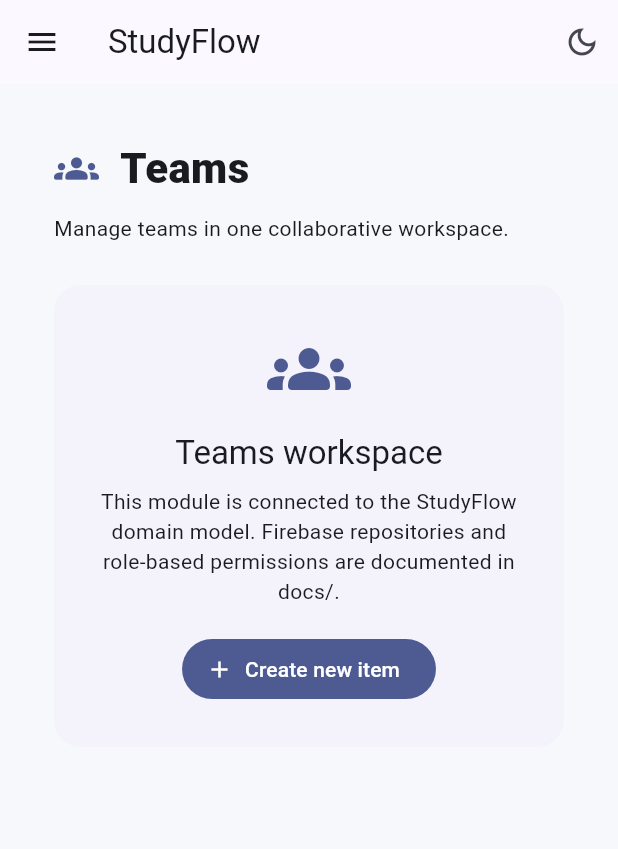
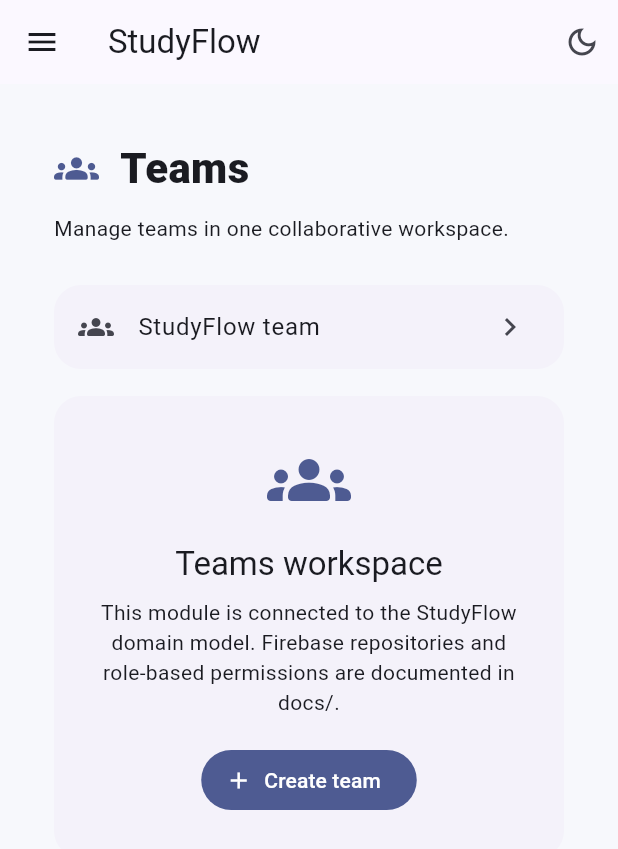
Before and after one commit to Larouu/StudyFlow, a Flutter app: the screen it shows after launch, in the side drawer, after a tap on "Teams", on a phone screen of 412 x 824 dp. Shown: the top 849 px of the screen. Run offline on Flutter 3.47's test engine with Material 3 defaults, Android fonts, the phone set to English and light mode, and no system bars.

Commit message:
feat(ui): enable local team and project creation
Co-authored-by: Copilot <223556219+Copilot@users.noreply.github.com>

```diff
--- a/lib/main.dart
+++ b/lib/main.dart
@@ -41,6 +41,8 @@ class StudyFlowShell extends StatefulWidget {
 class _StudyFlowShellState extends State<StudyFlowShell> {
   int _selectedIndex = 0;
   bool _darkMode = false;
+  final List<String> _teams = ['StudyFlow team'];
+  final List<String> _projects = ['StudyFlow mobile app'];
 
   static const _modules = <ModuleItem>[
     ModuleItem('Overview', Icons.grid_view_rounded),
@@ -86,8 +88,19 @@ class _StudyFlowShellState extends State<StudyFlowShell> {
             if (!isCompact) _buildRail(context),
             Expanded(
               child: _selectedIndex == 0
-                  ? _Dashboard(onOpenModule: _selectModule)
-                  : ModulePage(module: _modules[_selectedIndex]),
+                  ? _Dashboard(
+                      onOpenModule: _selectModule,
+                      onCreateProject: _createProject,
+                    )
+                  : ModulePage(
+                      module: _modules[_selectedIndex],
+                      items: _selectedIndex == 1 ? _teams : _projects,
+                      onCreate: _selectedIndex == 1
+                          ? _createTeam
+                          : _selectedIndex == 2
+                          ? _createProject
+                          : null,
+                    ),
             ),
           ],
         ),
@@ -180,12 +193,53 @@ class _StudyFlowShellState extends State<StudyFlowShell> {
   }
 
   void _selectModule(int index) => setState(() => _selectedIndex = index);
+
+  Future<void> _createTeam() async {
+    final name = await _askForName('Create a team', 'Team name');
+    if (name != null) setState(() => _teams.add(name));
+  }
+
+  Future<void> _createProject() async {
+    final name = await _askForName('Create a project', 'Project name');
+    if (name != null) setState(() => _projects.add(name));
+  }
+
+  Future<String?> _askForName(String title, String label) async {
+    final controller = TextEditingController();
+    final result = await showDialog<String>(
+      context: context,
+      builder: (context) => AlertDialog(
+        title: Text(title),
+        content: TextField(
+          controller: controller,
+          autofocus: true,
+          decoration: InputDecoration(labelText: label),
+        ),
+        actions: [
+          TextButton(
+            onPressed: () => Navigator.pop(context),
+            child: const Text('Cancel'),
+          ),
+          FilledButton(
+            onPressed: () {
+              if (controller.text.trim().isNotEmpty) {
+                Navigator.pop(context, controller.text.trim());
+              }
+            },
+            child: const Text('Create'),
+          ),
+        ],
+      ),
+    );
+    return result;
+  }
 }
 
 class _Dashboard extends StatelessWidget {
-  const _Dashboard({required this.onOpenModule});
+  const _Dashboard({required this.onOpenModule, required this.onCreateProject});
 
   final ValueChanged<int> onOpenModule;
+  final VoidCallback onCreateProject;
 
   @override
   Widget build(BuildContext context) {
@@ -212,9 +266,9 @@ class _Dashboard extends StatelessWidget {
             ),
             if (width >= 600)
               FilledButton.icon(
-                onPressed: null,
-                icon: Icon(Icons.add),
-                label: Text('New item'),
+                onPressed: onCreateProject,
+                icon: const Icon(Icons.add),
+                label: const Text('New project'),
               ),
           ],
         ),
@@ -351,9 +405,16 @@ class _Dashboard extends StatelessWidget {
 }
 
 class ModulePage extends StatelessWidget {
-  const ModulePage({required this.module, super.key});
+  const ModulePage({
+    required this.module,
+    required this.items,
+    this.onCreate,
+    super.key,
+  });
 
   final ModuleItem module;
+  final List<String> items;
+  final VoidCallback? onCreate;
 
   @override
   Widget build(BuildContext context) {
@@ -379,6 +440,20 @@ class ModulePage extends StatelessWidget {
           'Manage ${module.name.toLowerCase()} in one collaborative workspace.',
         ),
         const SizedBox(height: 28),
+        if (items.isNotEmpty)
+          Card(
+            child: Column(
+              children: [
+                for (final item in items)
+                  ListTile(
+                    leading: Icon(module.icon),
+                    title: Text(item),
+                    trailing: const Icon(Icons.chevron_right),
+                  ),
+              ],
+            ),
+          ),
+        if (items.isNotEmpty) const SizedBox(height: 18),
         Card(
           child: Padding(
             padding: const EdgeInsets.all(28),
@@ -402,10 +477,14 @@ class ModulePage extends StatelessWidget {
                 ),
                 const SizedBox(height: 18),
                 FilledButton.icon(
-                  onPressed: () {},
+                  onPressed: onCreate,
                   icon: const Icon(Icons.add),
                   label: Text(
-                    'Create ${module.name == 'Calendar & reports' ? 'event' : 'new item'}',
+                    module.name == 'Teams'
+                        ? 'Create team'
+                        : module.name == 'Projects'
+                        ? 'Create project'
+                        : 'Create ${module.name == 'Calendar & reports' ? 'event' : 'new item'}',
                   ),
                 ),
               ],
```
Also changed, not shown: 1 other file.
